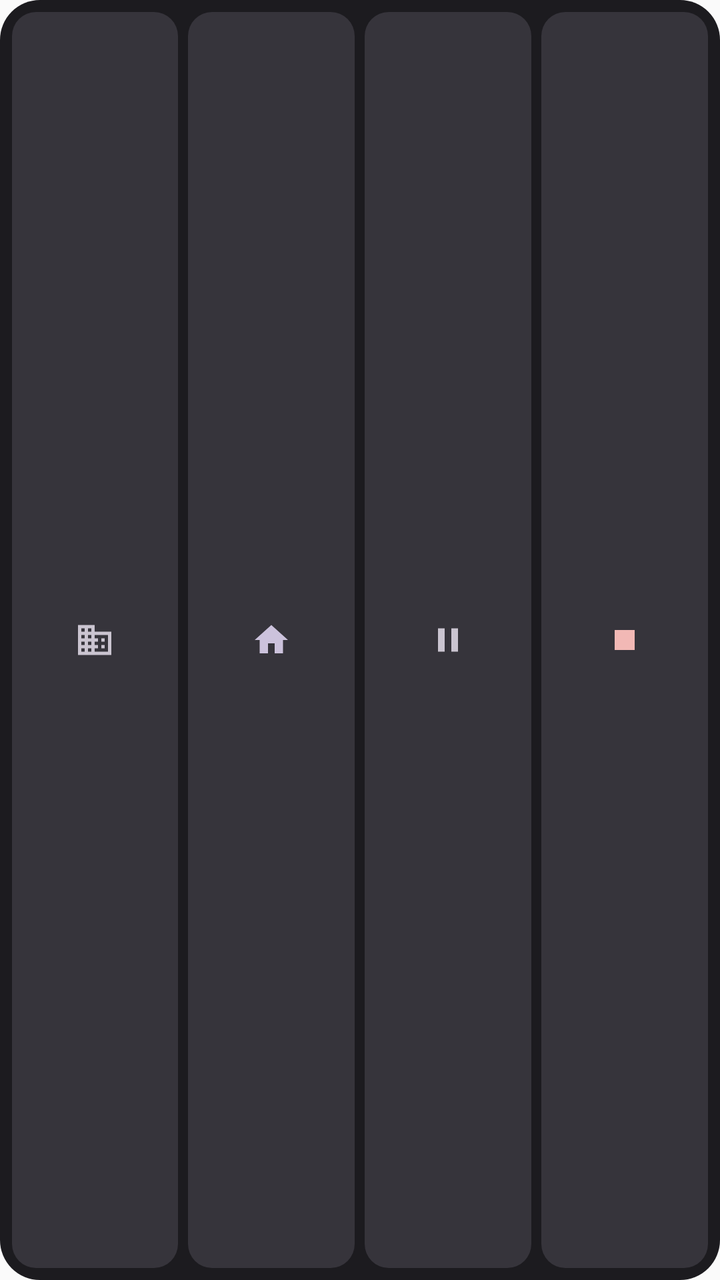
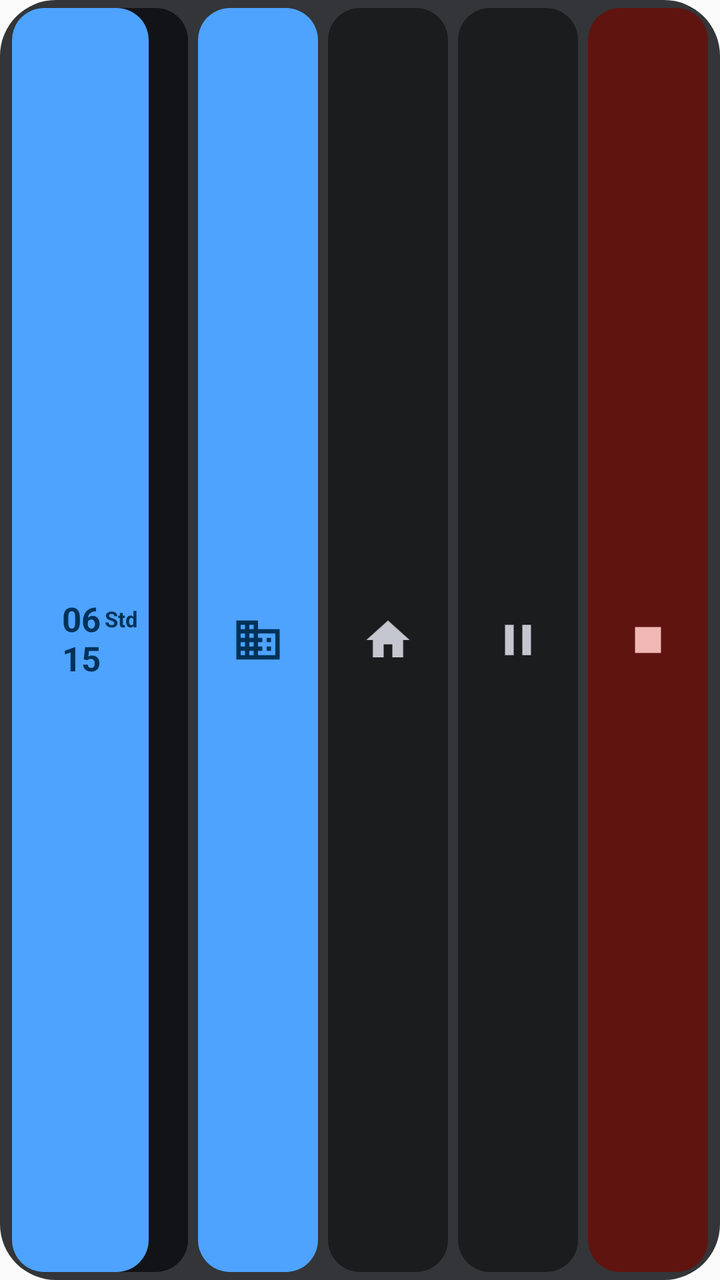

Screens rendered from an Android XML layout before and after an edit, with the pre-edit source and the edit as a unified diff.
<!-- AndroidManifest.xml: application theme Theme.FleX -->
<!-- res/layout/widget_preview_quick_actions.xml -->
<?xml version="1.0" encoding="utf-8"?>
<LinearLayout xmlns:android="http://schemas.android.com/apk/res/android"
    android:layout_width="match_parent"
    android:layout_height="match_parent"
    android:orientation="horizontal"
    android:background="@drawable/bg_widget_preview_card"
    android:gravity="center_vertical"
    android:padding="6dp">

    
    <FrameLayout
        android:layout_width="0dp"
        android:layout_height="match_parent"
        android:layout_weight="1"
        android:background="@drawable/bg_widget_preview_btn">

        <ImageView
            android:layout_width="20dp"
            android:layout_height="20dp"
            android:layout_gravity="center"
            android:src="@drawable/ic_widget_preview_office"
            android:contentDescription="@null" />
    </FrameLayout>

    
    <FrameLayout
        android:layout_width="0dp"
        android:layout_height="match_parent"
        android:layout_weight="1"
        android:layout_marginStart="5dp"
        android:background="@drawable/bg_widget_preview_btn">

        <ImageView
            android:layout_width="20dp"
            android:layout_height="20dp"
            android:layout_gravity="center"
            android:src="@drawable/ic_widget_preview_home"
            android:contentDescription="@null" />
    </FrameLayout>

    
    <FrameLayout
        android:layout_width="0dp"
        android:layout_height="match_parent"
        android:layout_weight="1"
        android:layout_marginStart="5dp"
        android:background="@drawable/bg_widget_preview_btn">

        <ImageView
            android:layout_width="20dp"
            android:layout_height="20dp"
            android:layout_gravity="center"
            android:src="@drawable/ic_widget_preview_pause"
            android:contentDescription="@null" />
    </FrameLayout>

    
    <FrameLayout
        android:layout_width="0dp"
        android:layout_height="match_parent"
        android:layout_weight="1"
        android:layout_marginStart="5dp"
        android:background="@drawable/bg_widget_preview_btn">

        <ImageView
            android:layout_width="20dp"
            android:layout_height="20dp"
            android:layout_gravity="center"
            android:src="@drawable/ic_widget_preview_stop"
            android:contentDescription="@null" />
    </FrameLayout>
</LinearLayout>
<!-- resources referenced by this layout -->
<resources>
  <!-- drawable bg_widget_preview_btn (drawable) -->
  <?xml version="1.0" encoding="utf-8"?>
  <shape xmlns:android="http://schemas.android.com/apk/res/android"
      android:shape="rectangle">
      <solid android:color="#36343B" />
      <corners android:radius="12dp" />
  </shape>
  <!-- drawable bg_widget_preview_card (drawable) -->
  <?xml version="1.0" encoding="utf-8"?>
  <shape xmlns:android="http://schemas.android.com/apk/res/android"
      android:shape="rectangle">
      <solid android:color="#1C1B1F" />
      <corners android:radius="20dp" />
  </shape>
  <!-- drawable ic_widget_preview_home (drawable) -->
  <?xml version="1.0" encoding="utf-8"?>
  <vector xmlns:android="http://schemas.android.com/apk/res/android"
      android:width="24dp"
      android:height="24dp"
      android:viewportWidth="24"
      android:viewportHeight="24">
      <path
          android:fillColor="#CCC2DC"
          android:pathData="M10 20v-6h4v6h5v-8h3L12 3 2 12h3v8z" />
  </vector>
  <!-- drawable ic_widget_preview_office (drawable) -->
  <?xml version="1.0" encoding="utf-8"?>
  <vector xmlns:android="http://schemas.android.com/apk/res/android"
      android:width="24dp"
      android:height="24dp"
      android:viewportWidth="24"
      android:viewportHeight="24">
      <path
          android:fillColor="#CAC4D0"
          android:pathData="M12 7V3H2v18h20V7H12zM6 19H4v-2h2v2zm0-4H4v-2h2v2zm0-4H4V9h2v2zm0-4H4V5h2v2zm4 12H8v-2h2v2zm0-4H8v-2h2v2zm0-4H8V9h2v2zm0-4H8V5h2v2zm10 12h-8v-2h2v-2h-2v-2h2v-2h-2V9h8v10zm-2-8h-2v2h2v-2zm0 4h-2v2h2v-2z" />
  </vector>
  <!-- drawable ic_widget_preview_pause (drawable) -->
  <?xml version="1.0" encoding="utf-8"?>
  <vector xmlns:android="http://schemas.android.com/apk/res/android"
      android:width="24dp"
      android:height="24dp"
      android:viewportWidth="24"
      android:viewportHeight="24">
      <path
          android:fillColor="#CAC4D0"
          android:pathData="M6 19h4V5H6v14zm8-14v14h4V5h-4z" />
  </vector>
  <!-- drawable ic_widget_preview_stop (drawable) -->
  <?xml version="1.0" encoding="utf-8"?>
  <vector xmlns:android="http://schemas.android.com/apk/res/android"
      android:width="24dp"
      android:height="24dp"
      android:viewportWidth="24"
      android:viewportHeight="24">
      <path
          android:fillColor="#F2B8B5"
          android:pathData="M6 6h12v12H6z" />
  </vector>
  <style name="Theme.FleX" parent="android:Theme.Material.Light.NoActionBar">
          <item name="android:forceDarkAllowed">false</item>
      </style>
</resources>

<!-- the commit's change to res/layout/widget_preview_quick_actions.xml (unified diff, before → after) -->
@@ -2,71 +2,154 @@
 <LinearLayout xmlns:android="http://schemas.android.com/apk/res/android"
     android:layout_width="match_parent"
     android:layout_height="match_parent"
+    android:background="@drawable/bg_widget_preview_pill_wide"
+    android:backgroundTint="#FF333538"
+    android:gravity="center_vertical"
     android:orientation="horizontal"
-    android:background="@drawable/bg_widget_preview_card"
-    android:gravity="center_vertical"
-    android:padding="6dp">
+    android:paddingStart="6dp"
+    android:paddingEnd="6dp"
+    android:paddingTop="4dp"
+    android:paddingBottom="4dp">
 
     
     <FrameLayout
-        android:layout_width="0dp"
+        android:layout_width="88dp"
         android:layout_height="match_parent"
-        android:layout_weight="1"
-        android:background="@drawable/bg_widget_preview_btn">
+        android:background="@drawable/bg_widget_preview_chip"
+        android:backgroundTint="#FF121316">
 
-        <ImageView
-            android:layout_width="20dp"
-            android:layout_height="20dp"
-            android:layout_gravity="center"
-            android:src="@drawable/ic_widget_preview_office"
-            android:contentDescription="@null" />
+        <LinearLayout
+            android:layout_width="match_parent"
+            android:layout_height="match_parent"
+            android:orientation="horizontal">
+
+            <LinearLayout
+                android:layout_width="0dp"
+                android:layout_height="match_parent"
+                android:layout_weight="78"
+                android:background="@drawable/bg_widget_preview_chip"
+                android:backgroundTint="#FF4DA3FF" />
+
+            <LinearLayout
+                android:layout_width="0dp"
+                android:layout_height="match_parent"
+                android:layout_weight="22" />
+        </LinearLayout>
+
+        <LinearLayout
+            android:layout_width="match_parent"
+            android:layout_height="match_parent"
+            android:gravity="center"
+            android:orientation="horizontal">
+
+            <LinearLayout
+                android:layout_width="wrap_content"
+                android:layout_height="wrap_content"
+                android:gravity="center_horizontal"
+                android:orientation="vertical">
+
+                <TextView
+                    android:layout_width="wrap_content"
+                    android:layout_height="wrap_content"
+                    android:includeFontPadding="false"
+                    android:text="06"
+                    android:textColor="#FF003258"
+                    android:textSize="17sp"
+                    android:textStyle="bold" />
+
+                <TextView
+                    android:layout_width="wrap_content"
+                    android:layout_height="wrap_content"
+                    android:includeFontPadding="false"
+                    android:text="15"
+                    android:textColor="#FF003258"
+                    android:textSize="17sp"
+                    android:textStyle="bold" />
+            </LinearLayout>
+
+            <TextView
+                android:layout_width="wrap_content"
+                android:layout_height="wrap_content"
+                android:layout_gravity="center_vertical"
+                android:layout_marginStart="2dp"
+                android:layout_marginBottom="10dp"
+                android:includeFontPadding="false"
+                android:text="Std"
+                android:textColor="#FF003258"
+                android:textSize="11sp"
+                android:textStyle="bold" />
+        </LinearLayout>
     </FrameLayout>
 
     
     <FrameLayout
         android:layout_width="0dp"
         android:layout_height="match_parent"
+        android:layout_marginStart="5dp"
         android:layout_weight="1"
-        android:layout_marginStart="5dp"
-        android:background="@drawable/bg_widget_preview_btn">
+        android:background="@drawable/bg_widget_preview_chip"
+        android:backgroundTint="#FF4DA3FF">
 
         <ImageView
-            android:layout_width="20dp"
-            android:layout_height="20dp"
+            android:layout_width="26dp"
+            android:layout_height="26dp"
             android:layout_gravity="center"
-            android:src="@drawable/ic_widget_preview_home"
-            android:contentDescription="@null" />
+            android:contentDescription="@null"
+            android:src="@drawable/ic_widget_office"
+            android:tint="#FF003258" />
     </FrameLayout>
 
     
     <FrameLayout
         android:layout_width="0dp"
         android:layout_height="match_parent"
+        android:layout_marginStart="5dp"
         android:layout_weight="1"
-        android:layout_marginStart="5dp"
-        android:background="@drawable/bg_widget_preview_btn">
+        android:background="@drawable/bg_widget_preview_chip"
+        android:backgroundTint="#FF1A1C1E">
 
         <ImageView
-            android:layout_width="20dp"
-            android:layout_height="20dp"
+            android:layout_width="26dp"
+            android:layout_height="26dp"
             android:layout_gravity="center"
-            android:src="@drawable/ic_widget_preview_pause"
-            android:contentDescription="@null" />
+            android:contentDescription="@null"
+            android:src="@drawable/ic_widget_home"
+            android:tint="#FFC4C6D0" />
     </FrameLayout>
 
     
     <FrameLayout
         android:layout_width="0dp"
         android:layout_height="match_parent"
+        android:layout_marginStart="5dp"
         android:layout_weight="1"
-        android:layout_marginStart="5dp"
-        android:background="@drawable/bg_widget_preview_btn">
+        android:background="@drawable/bg_widget_preview_chip"
+        android:backgroundTint="#FF1A1C1E">
 
         <ImageView
-            android:layout_width="20dp"
-            android:layout_height="20dp"
+            android:layout_width="26dp"
+            android:layout_height="26dp"
             android:layout_gravity="center"
-            android:src="@drawable/ic_widget_preview_stop"
-            android:contentDescription="@null" />
+            android:contentDescription="@null"
+            android:src="@drawable/ic_widget_pause"
+            android:tint="#FFC4C6D0" />
+    </FrameLayout>
+
+    
+    <FrameLayout
+        android:layout_width="0dp"
+        android:layout_height="match_parent"
+        android:layout_marginStart="5dp"
+        android:layout_weight="1"
+        android:background="@drawable/bg_widget_preview_chip"
+        android:backgroundTint="#FF601410">
+
+        <ImageView
+            android:layout_width="26dp"
+            android:layout_height="26dp"
+            android:layout_gravity="center"
+            android:contentDescription="@null"
+            android:src="@drawable/ic_widget_stop"
+            android:tint="#FFF2B8B5" />
     </FrameLayout>
 </LinearLayout>
<!-- resource entries referenced after the edit -->
@@ -1,20 +1,20 @@
 <!-- resources referenced by this layout -->
 <resources>
-  <!-- drawable bg_widget_preview_btn (drawable) -->
+  <!-- drawable bg_widget_preview_chip (drawable) -->
   <?xml version="1.0" encoding="utf-8"?>
   <shape xmlns:android="http://schemas.android.com/apk/res/android"
       android:shape="rectangle">
-      <solid android:color="#36343B" />
-      <corners android:radius="12dp" />
+      <solid android:color="#FF333538" />
+      <corners android:radius="16dp" />
   </shape>
-  <!-- drawable bg_widget_preview_card (drawable) -->
+  <!-- drawable bg_widget_preview_pill_wide (drawable) -->
   <?xml version="1.0" encoding="utf-8"?>
   <shape xmlns:android="http://schemas.android.com/apk/res/android"
       android:shape="rectangle">
-      <solid android:color="#1C1B1F" />
-      <corners android:radius="20dp" />
+      <solid android:color="#FF333538" />
+      <corners android:radius="28dp" />
   </shape>
-  <!-- drawable ic_widget_preview_home (drawable) -->
+  <!-- drawable ic_widget_home (drawable) -->
   <?xml version="1.0" encoding="utf-8"?>
   <vector xmlns:android="http://schemas.android.com/apk/res/android"
       android:width="24dp"
@@ -22,10 +22,10 @@
       android:viewportWidth="24"
       android:viewportHeight="24">
       <path
-          android:fillColor="#CCC2DC"
+          android:fillColor="#FFFFFFFF"
           android:pathData="M10 20v-6h4v6h5v-8h3L12 3 2 12h3v8z" />
   </vector>
-  <!-- drawable ic_widget_preview_office (drawable) -->
+  <!-- drawable ic_widget_office (drawable) -->
   <?xml version="1.0" encoding="utf-8"?>
   <vector xmlns:android="http://schemas.android.com/apk/res/android"
       android:width="24dp"
@@ -33,10 +33,10 @@
       android:viewportWidth="24"
       android:viewportHeight="24">
       <path
-          android:fillColor="#CAC4D0"
+          android:fillColor="#FFFFFFFF"
           android:pathData="M12 7V3H2v18h20V7H12zM6 19H4v-2h2v2zm0-4H4v-2h2v2zm0-4H4V9h2v2zm0-4H4V5h2v2zm4 12H8v-2h2v2zm0-4H8v-2h2v2zm0-4H8V9h2v2zm0-4H8V5h2v2zm10 12h-8v-2h2v-2h-2v-2h2v-2h-2V9h8v10zm-2-8h-2v2h2v-2zm0 4h-2v2h2v-2z" />
   </vector>
-  <!-- drawable ic_widget_preview_pause (drawable) -->
+  <!-- drawable ic_widget_pause (drawable) -->
   <?xml version="1.0" encoding="utf-8"?>
   <vector xmlns:android="http://schemas.android.com/apk/res/android"
       android:width="24dp"
@@ -44,10 +44,10 @@
       android:viewportWidth="24"
       android:viewportHeight="24">
       <path
-          android:fillColor="#CAC4D0"
+          android:fillColor="#FFFFFFFF"
           android:pathData="M6 19h4V5H6v14zm8-14v14h4V5h-4z" />
   </vector>
-  <!-- drawable ic_widget_preview_stop (drawable) -->
+  <!-- drawable ic_widget_stop (drawable) -->
   <?xml version="1.0" encoding="utf-8"?>
   <vector xmlns:android="http://schemas.android.com/apk/res/android"
       android:width="24dp"
@@ -55,7 +55,7 @@
       android:viewportWidth="24"
       android:viewportHeight="24">
       <path
-          android:fillColor="#F2B8B5"
+          android:fillColor="#FFFFFFFF"
           android:pathData="M6 6h12v12H6z" />
   </vector>
   <style name="Theme.FleX" parent="android:Theme.Material.Light.NoActionBar">
